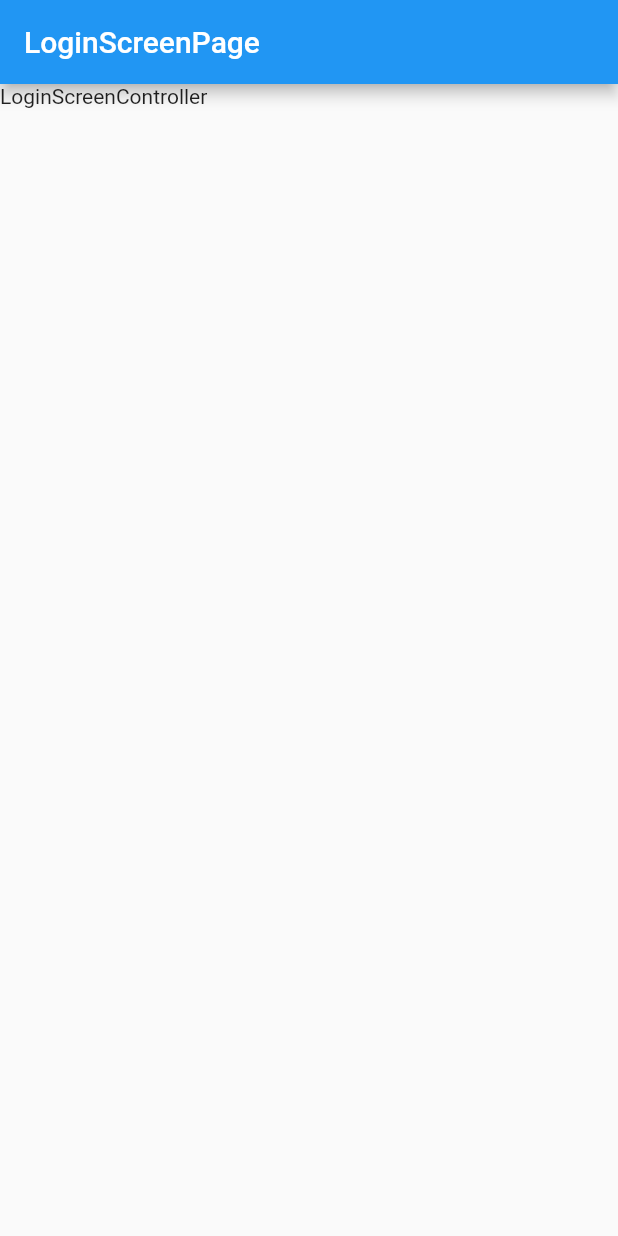
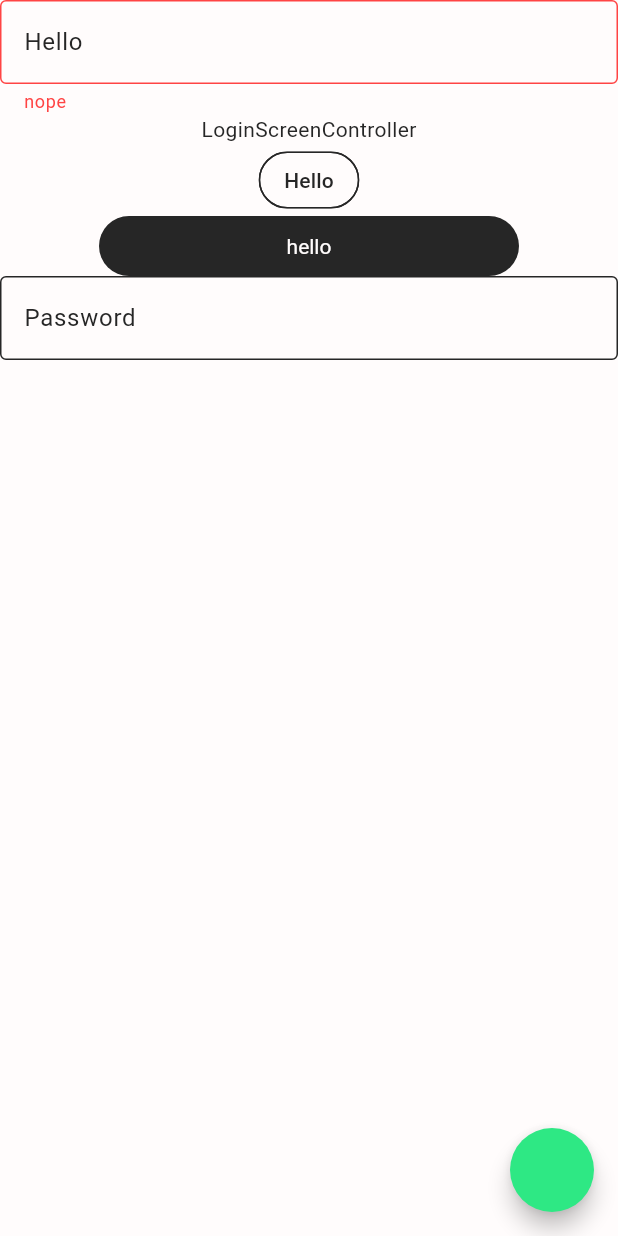
Before and after one commit to CIS-4935-Capstone-Project/munchease_frontend, a Flutter app: the screen it shows after launch, on a phone screen of 412 x 824 dp. Run offline on Flutter 3.47's test engine with Material 2 defaults, Android fonts, the phone set to English and light mode, and no system bars; our stand-ins replace get.

Commit message:
base design changes

```diff
--- a/lib/controllers/login_screen_controller.dart
+++ b/lib/controllers/login_screen_controller.dart
@@ -1,8 +1,6 @@
-import 'dart:developer';
-
 import 'package:get/get.dart';
 
-// Controlls the login screen interactions
+// Controls the login screen interactions
 class LoginScreenController extends GetxController {
   // When the controller get initialized
   @override
--- a/lib/main.dart
+++ b/lib/main.dart
@@ -1,6 +1,7 @@
 import 'package:flutter/material.dart';
 import 'package:get/get.dart';
 import 'package:munchease/utils/app_bindings.dart';
+import 'package:munchease/utils/theme_utils.dart';
 
 import 'utils/app_pages.dart';
 
@@ -13,6 +14,9 @@ class MainApp extends StatelessWidget {
   @override
   Widget build(BuildContext context) {
     return GetMaterialApp(
+        themeMode: ThemeMode.light,
+        theme: MunchTheme.lightTheme,
+        darkTheme: MunchTheme.darkTheme,
         // Run some initial bindings for controllers.
         initialBinding: AppBinding(),
         // The initial route this can be changed to the splash screen route as well.
--- a/lib/screens/login_screen.dart
+++ b/lib/screens/login_screen.dart
@@ -1,15 +1,53 @@
 import 'package:flutter/material.dart';
 import 'package:get/get.dart';
 import 'package:munchease/controllers/login_screen_controller.dart';
+import 'package:munchease/widgets/me_filterchip.dart';
+import 'package:munchease/widgets/me_text_button.dart';
 
 // The UI for the login screen.
 class LoginScreen extends GetView<LoginScreenController> {
-  const LoginScreen({super.key});
+  LoginScreen({super.key});
+  final _formKey = GlobalKey<FormState>();
 
   @override
   Widget build(BuildContext context) {
     return Scaffold(
-        appBar: AppBar(title: Text('LoginScreenPage')),
-        body: const SafeArea(child: Text('LoginScreenController')));
+        floatingActionButton: FloatingActionButton(
+          shape: const StadiumBorder(),
+          onPressed: () {
+            Get.changeThemeMode(Get.theme.brightness == Brightness.dark
+                ? ThemeMode.light
+                : ThemeMode.dark);
+            _formKey.currentState!.validate();
+          },
+        ),
+        body: SafeArea(
+            child: Column(
+          children: [
+            Form(
+                key: _formKey,
+                autovalidateMode: AutovalidateMode.always,
+                onChanged: () {},
+                child: TextFormField(
+                    validator: ((value) {
+                      if (value == null || value.isEmpty) {
+                        return "nope";
+                      }
+                      return null;
+                    }),
+                    decoration: InputDecoration(hintText: "Hello"))),
+            Text('LoginScreenController'),
+            MunchChip(
+              label: "Hello",
+            ),
+            MunchButton(
+                buttonType: MunchButtonType.filled,
+                child: const Text("hello"),
+                onPressed: () {}),
+            TextFormField(
+              decoration: InputDecoration(label: Text("Password")),
+            )
+          ],
+        )));
   }
 }
--- a/lib/utils/app_pages.dart
+++ b/lib/utils/app_pages.dart
@@ -6,6 +6,6 @@ part 'app_routes.dart';
 abstract class AppPages {
   static final pages = [
     // TODO: add new GetPages by typing getpageroute
-    GetPage(name: Routes.INITIAL, page: () => const LoginScreen())
+    GetPage(name: Routes.INITIAL, page: () => LoginScreen())
   ];
 }
--- /dev/null
+++ b/lib/utils/theme_utils.dart
@@ -0,0 +1,55 @@
+import 'package:flutter/material.dart';
+
+class MunchColors {
+  static const primaryColor = Color(0xFF2EE884);
+  static const primaryLight = Color(0xFFFFFCFC);
+  static const primaryDark = Color(0xFF262626);
+  static const primaryGray = Color(0xFF808080);
+  static const primaryError = Color(0xFFFF4444);
+  static const transparent = Color(0x00FCCCCC);
+}
+
+class MunchScheme {
+  // TODO: *FOR KEVIN* Figure out if this can be optimized. Currently increasing bundle size but there might be a way to extract the commanalities and bring them in later without sacrificing const benifits?
+  static const lightColorScheme = ColorScheme(
+      brightness: Brightness.light,
+      primary: MunchColors.primaryColor,
+      onPrimary: MunchColors.primaryLight,
+      secondary: MunchColors.primaryColor,
+      onSecondary: MunchColors.primaryLight,
+      error: MunchColors.primaryError,
+      onError: MunchColors.primaryLight,
+      background: MunchColors.primaryLight,
+      onBackground: MunchColors.primaryDark,
+      surface: MunchColors.primaryLight,
+      onSurface: MunchColors.primaryDark);
+  static const darkColorScheme = ColorScheme(
+      brightness: Brightness.dark,
+      primary: MunchColors.primaryColor,
+      onPrimary: MunchColors.primaryLight,
+      secondary: MunchColors.primaryColor,
+      onSecondary: MunchColors.primaryLight,
+      error: MunchColors.primaryError,
+      onError: MunchColors.primaryLight,
+      background: MunchColors.primaryDark,
+      onBackground: MunchColors.primaryLight,
+      surface: MunchColors.primaryDark,
+      onSurface: MunchColors.primaryLight);
+}
+
+class MunchTheme {
+  static final lightTheme = ThemeData(
+    useMaterial3: true,
+    inputDecorationTheme: InputDecorationTheme(border: OutlineInputBorder()),
+    scaffoldBackgroundColor: MunchScheme.lightColorScheme.background,
+    chipTheme: const ChipThemeData(checkmarkColor: MunchColors.primaryDark),
+    colorScheme: MunchScheme.lightColorScheme,
+  );
+  static final darkTheme = ThemeData(
+    useMaterial3: true,
+    inputDecorationTheme: InputDecorationTheme(border: OutlineInputBorder()),
+    chipTheme: const ChipThemeData(checkmarkColor: MunchColors.primaryDark),
+    scaffoldBackgroundColor: MunchScheme.darkColorScheme.background,
+    colorScheme: MunchScheme.darkColorScheme,
+  );
+}
--- /dev/null
+++ b/lib/widgets/me_filterchip.dart
@@ -0,0 +1,95 @@
+import 'package:flutter/material.dart';
+import 'package:munchease/utils/theme_utils.dart';
+
+class MunchChip extends StatefulWidget {
+  final Widget? avatar;
+  final String label;
+  final TextStyle? labelStyle;
+  final EdgeInsetsGeometry? labelPadding;
+  final bool selected;
+  final void Function(bool)? onSelected;
+  final double? pressElevation;
+  final Color? disabledColor;
+  final Color? selectedColor;
+  final String? tooltip;
+  final BorderSide? side;
+  final OutlinedBorder? shape;
+  final Clip clipBehavior;
+  final FocusNode? focusNode;
+  final bool autofocus;
+  final Color? backgroundColor;
+  final EdgeInsetsGeometry? padding;
+  final VisualDensity? visualDensity;
+  final MaterialTapTargetSize? materialTapTargetSize;
+  final double? elevation;
+  final Color? shadowColor;
+  final Color? surfaceTintColor;
+  final IconThemeData? iconTheme;
+  final Color? selectedShadowColor;
+  final bool? showCheckmark;
+  final Color? checkmarkColor;
+  final ShapeBorder avatarBorder;
+  @override
+  const MunchChip(
+      {super.key,
+      this.avatar,
+      required this.label,
+      this.labelStyle,
+      this.labelPadding,
+      this.selected = false,
+      this.onSelected,
+      this.pressElevation,
+      this.disabledColor,
+      this.selectedColor,
+      this.tooltip,
+      this.side,
+      this.shape,
+      this.clipBehavior = Clip.none,
+      this.focusNode,
+      this.autofocus = false,
+      this.backgroundColor,
+      this.padding,
+      this.visualDensity,
+      this.materialTapTargetSize,
+      this.elevation,
+      this.shadowColor,
+      this.surfaceTintColor,
+      this.iconTheme,
+      this.selectedShadowColor,
+      this.showCheckmark,
+      this.checkmarkColor,
+      this.avatarBorder = const CircleBorder()});
+
+  @override
+  State<MunchChip> createState() => _MunchChipState();
+}
+
+class _MunchChipState extends State<MunchChip> {
+  late bool isSelected;
+  @override
+  void initState() {
+    super.initState();
+    isSelected = widget.selected;
+  }
+
+  void changeSelection(data) {
+    setState(() {
+      var x = widget.onSelected ?? (data) {};
+      x(data);
+      isSelected = data;
+    });
+  }
+
+  @override
+  Widget build(BuildContext context) {
+    return FilterChip(
+        labelStyle: Theme.of(context)
+            .textTheme
+            .labelLarge
+            ?.copyWith(color: isSelected ? MunchColors.primaryDark : null),
+        shape: const StadiumBorder(),
+        label: Text(widget.label),
+        selected: isSelected,
+        onSelected: changeSelection);
+  }
+}
--- /dev/null
+++ b/lib/widgets/me_text_button.dart
@@ -0,0 +1,54 @@
+import 'package:flutter/material.dart';
+import 'package:munchease/utils/theme_utils.dart';
+
+enum MunchButtonType { filled, line }
+
+class MunchButton extends StatelessWidget {
+  final MunchButtonType buttonType;
+  final Widget child;
+  final VoidCallback? onPressed;
+  final double _buttonW = 280;
+  final double _buttonH = 40;
+  final double? height;
+  final double? width;
+
+  const MunchButton(
+      {super.key,
+      required this.buttonType,
+      required this.child,
+      required this.onPressed,
+      this.height,
+      this.width});
+
+  @override
+  Widget build(BuildContext context) {
+    return SizedBox(
+        width: width ?? _buttonW,
+        height: height ?? _buttonH,
+        child: DefaultTextStyle(
+          style: TextStyle(
+              color: buttonType == MunchButtonType.filled
+                  ? Theme.of(context).colorScheme.background
+                  : Theme.of(context).colorScheme.onBackground),
+          child: InkWell(
+            borderRadius: const BorderRadius.all(Radius.circular(50)),
+            onTap: onPressed,
+            child: AnimatedContainer(
+              curve: Curves.fastOutSlowIn,
+              duration: const Duration(milliseconds: 200),
+              decoration: BoxDecoration(
+                  border: buttonType == MunchButtonType.line
+                      ? Border.all(
+                          width: 1.0,
+                          color: Theme.of(context).colorScheme.onBackground)
+                      : null,
+                  color: buttonType == MunchButtonType.filled
+                      ? Theme.of(context).colorScheme.onBackground
+                      : MunchColors.transparent,
+                  borderRadius: const BorderRadius.all(Radius.circular(50))),
+              child: Center(child: child),
+            ),
+          ),
+        ));
+  }
+}
```
